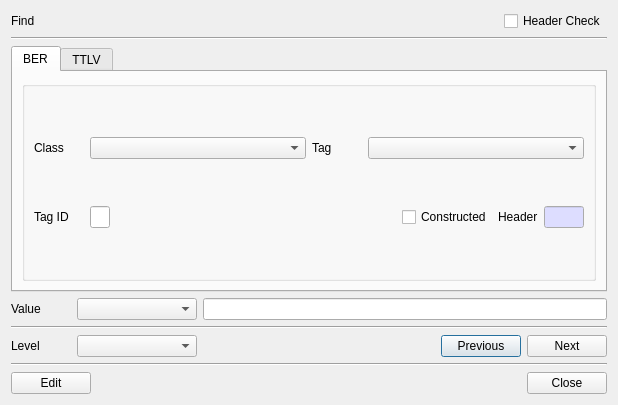
This is BerEditor/find_dlg.ui in jykim74/BerEditor as Qt 5 draws it before an edit. The edited form follows.
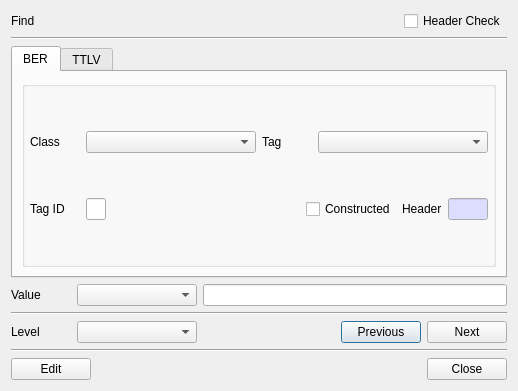
This is the edited form. The open tabs and pages were chosen to show the change.

The edit to the form file:
```diff
--- a/BerEditor/find_dlg.ui
+++ b/BerEditor/find_dlg.ui
@@ -6,8 +6,8 @@
    <rect>
     <x>0</x>
     <y>0</y>
-    <width>618</width>
-    <height>405</height>
+    <width>518</width>
+    <height>391</height>
    </rect>
   </property>
   <property name="windowTitle">
@@ -71,6 +71,18 @@
           <string/>
          </property>
          <layout class="QVBoxLayout" name="verticalLayout_4">
+          <property name="leftMargin">
+           <number>5</number>
+          </property>
+          <property name="topMargin">
+           <number>5</number>
+          </property>
+          <property name="rightMargin">
+           <number>5</number>
+          </property>
+          <property name="bottomMargin">
+           <number>5</number>
+          </property>
           <item>
            <layout class="QGridLayout" name="gridLayout">
             <item row="0" column="0">
@@ -438,7 +450,7 @@
       <widget class="QLineEdit" name="mValueText">
        <property name="minimumSize">
         <size>
-         <width>400</width>
+         <width>300</width>
          <height>0</height>
         </size>
        </property>
```
Left out of the diff: 14 changed lines with no effect on the pictures.
